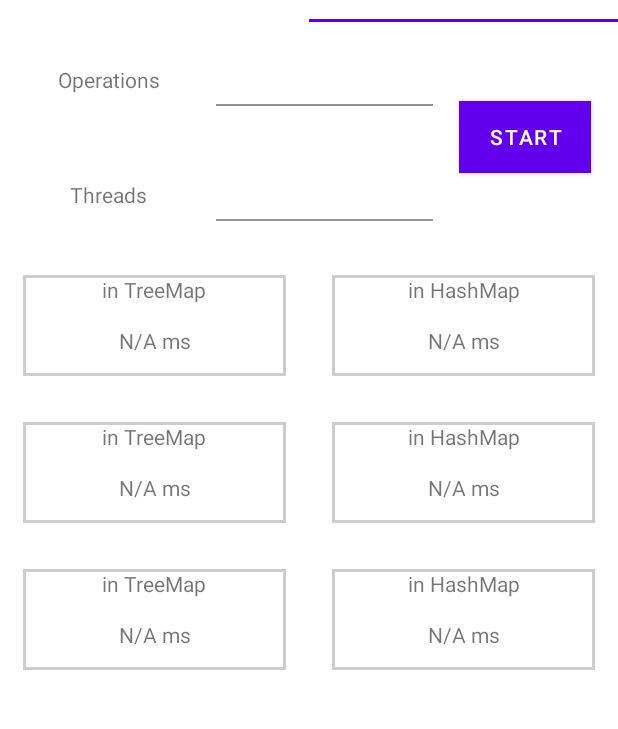
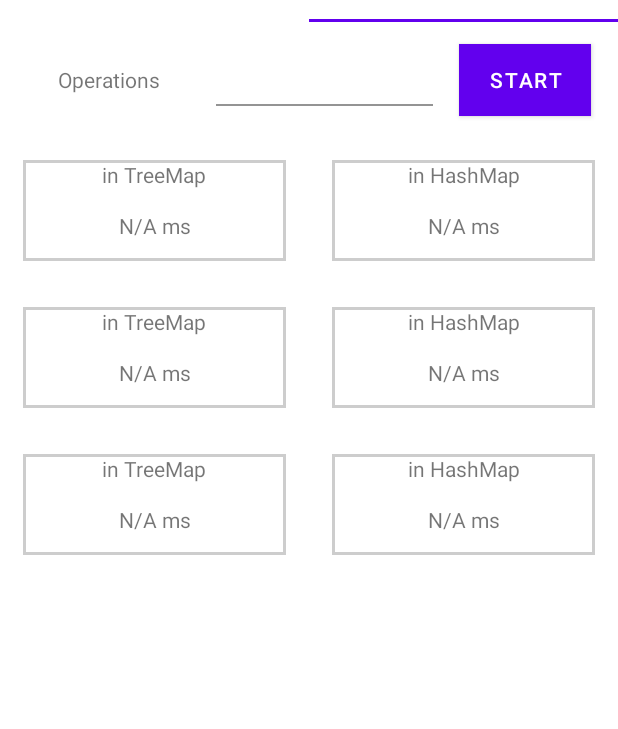
Before and after one commit to oChapel/CollectionsAndMaps, an Android app: the screen it shows after launch (MainActivity), tab 2 chosen, on a phone screen of 412 x 824 dp, the part 134-863 px from its top. Run offline under Robolectric (Android 15) with nearby library versions, the phone set to English and light mode, and no system bars; our stand-ins replace Dagger/Hilt's generated code, RxJava.

Commit message:
Delete poolSize

```diff
--- a/app/src/main/java/ua/com/foxminded/collectionsandmaps/CollectionsFragment.java
+++ b/app/src/main/java/ua/com/foxminded/collectionsandmaps/CollectionsFragment.java
@@ -26,9 +26,7 @@ public class CollectionsFragment extends Fragment implements View.OnClickListene
 
     private Button startButton;
     private TextInputLayout sizeOperations;
-    private TextInputLayout sizeThreads;
     private TextInputEditText editSizeOperations;
-    private TextInputEditText editSizeThreads;
 
     public static CollectionsFragment newInstance(int type) {
         final Bundle b = new Bundle();
@@ -65,13 +63,6 @@ public class CollectionsFragment extends Fragment implements View.OnClickListene
                 sizeOperations.setError(getString(integer));
             }
         });
-        viewModel.getPoolErrorStatus().observe(getViewLifecycleOwner(), integer -> {
-            if (integer == null) {
-                sizeThreads.setError(null);
-            } else {
-                sizeThreads.setError(getString(integer));
-            }
-        });
         viewModel.getToastStatus().observe(getViewLifecycleOwner(), integer -> {
             if (integer == 0) {
                 return;
@@ -93,15 +84,12 @@ public class CollectionsFragment extends Fragment implements View.OnClickListene
         startButton.setOnClickListener(this);
 
         sizeOperations = view.findViewById(R.id.textInputLayoutOperations);
-        sizeThreads = view.findViewById(R.id.textInputLayoutThreads);
         editSizeOperations = view.findViewById(R.id.textInputEditTextOperations);
-        editSizeThreads = view.findViewById(R.id.textInputEditTextThreads);
     }
 
     @Override
     public void onClick(View v) {
         String collectionSize = editSizeOperations.getText().toString().trim();
-        String poolSize = editSizeThreads.getText().toString().trim();
-        viewModel.calculateTime(collectionSize, poolSize);
+        viewModel.calculateTime(collectionSize);
     }
 }
--- a/app/src/main/java/ua/com/foxminded/collectionsandmaps/CollectionsViewModel.java
+++ b/app/src/main/java/ua/com/foxminded/collectionsandmaps/CollectionsViewModel.java
@@ -23,7 +23,6 @@ public class CollectionsViewModel extends ViewModel {
     private final MutableLiveData<List<Items>> itemsList = new MutableLiveData<>();
     private final MutableLiveData<Integer> toastStatus = new MutableLiveData<>();
     private final MutableLiveData<Integer> sizeErrorStatus = new MutableLiveData<>();
-    private final MutableLiveData<Integer> poolErrorStatus = new MutableLiveData<>();
 
     public CollectionsViewModel(Benchmark benchmark) {
         this.benchmark = benchmark;
@@ -37,18 +36,7 @@ public class CollectionsViewModel extends ViewModel {
         itemsList.setValue(benchmark.generateCollectionItems(false));
     }
 
-    public void calculateTime(String collectionSize, String poolSize) {
-        int threads;
-        try {
-            threads = Integer.parseInt(poolSize);
-            poolErrorStatus.setValue(null);
-        } catch (NumberFormatException e) {
-            poolErrorStatus.setValue(R.string.invalidInput);
-            threads = -1;
-        }
-        if (threads == 0){
-            poolErrorStatus.setValue(R.string.invalidNumber);
-        }
+    public void calculateTime(String collectionSize) {
         int size;
         try {
             size = Integer.parseInt(collectionSize);
@@ -57,7 +45,7 @@ public class CollectionsViewModel extends ViewModel {
             sizeErrorStatus.setValue(R.string.invalidInput);
             size = -1;
         }
-        if (threads > 0 && size > 0) {
+        if (size > 0) {
 
             if (toastStatus.getValue() != R.string.startingCalc) {
                 toastStatus.setValue(R.string.startingCalc);
@@ -69,8 +57,8 @@ public class CollectionsViewModel extends ViewModel {
                 final int benchmarkSize = size;
                 final AtomicReference<Items> calcItem = new AtomicReference<>();
 
-               for (int i = 0; i < list.size(); i++) {
-                   Disposable disposable = Observable.just(list.get(i))
+                for (int i = 0; i < list.size(); i++) {
+                    Disposable disposable = Observable.just(list.get(i))
                             .subscribeOn(Schedulers.computation())
                             .doOnNext(item -> {
                                 calcItem.set(benchmark.measureTime(item, benchmarkSize));
@@ -114,14 +102,10 @@ public class CollectionsViewModel extends ViewModel {
         return sizeErrorStatus;
     }
 
-    public LiveData<Integer> getPoolErrorStatus() {
-        return poolErrorStatus;
-    }
-
     @Override
     protected void onCleared() {
         super.onCleared();
-        if(!compositeDisposable.isDisposed()) {
+        if (!compositeDisposable.isDisposed()) {
             compositeDisposable.dispose();
         }
         compositeDisposable.clear();
--- a/app/src/main/res/layout/fragment_benchmark.xml
+++ b/app/src/main/res/layout/fragment_benchmark.xml
@@ -12,56 +12,23 @@
         android:layout_height="0dp"
         android:gravity="center"
         android:text="@string/operationsTxt"
-        app:layout_constraintBottom_toTopOf="@id/threadsTxtView"
+        app:layout_constraintBottom_toTopOf="@id/recyclerView"
         app:layout_constraintEnd_toStartOf="@id/guideLine1"
         app:layout_constraintStart_toStartOf="parent"
         app:layout_constraintTop_toTopOf="parent" />
-
-    <TextView
-        android:id="@+id/threadsTxtView"
-        android:layout_width="wrap_content"
-        android:layout_height="0dp"
-        android:gravity="center"
-        android:text="@string/threadsTxt"
-        app:layout_constraintBottom_toTopOf="@id/recyclerView"
-        app:layout_constraintEnd_toStartOf="@id/guideLine1"
-        app:layout_constraintStart_toStartOf="parent"
-        app:layout_constraintTop_toBottomOf="@+id/operationsTxtView" />
 
     <com.google.android.material.textfield.TextInputLayout
         android:id="@+id/textInputLayoutOperations"
         android:layout_width="0dp"
         android:layout_height="wrap_content"
         app:errorEnabled="true"
-        app:layout_constraintBottom_toTopOf="@id/textInputLayoutThreads"
+        app:layout_constraintBottom_toTopOf="@id/recyclerView"
         app:layout_constraintEnd_toStartOf="@id/guideLine2"
         app:layout_constraintStart_toEndOf="@id/guideLine1"
         app:layout_constraintTop_toTopOf="parent">
 
         <com.google.android.material.textfield.TextInputEditText
             android:id="@+id/textInputEditTextOperations"
-            android:layout_width="match_parent"
-            android:layout_height="wrap_content"
-            android:background="@color/white"
-            android:gravity="center"
-            android:inputType="number">
-
-        </com.google.android.material.textfield.TextInputEditText>
-
-    </com.google.android.material.textfield.TextInputLayout>
-
-    <com.google.android.material.textfield.TextInputLayout
-        android:id="@+id/textInputLayoutThreads"
-        android:layout_width="0dp"
-        android:layout_height="wrap_content"
-        app:errorEnabled="true"
-        app:layout_constraintBottom_toTopOf="@id/recyclerView"
-        app:layout_constraintEnd_toStartOf="@id/guideLine2"
-        app:layout_constraintStart_toEndOf="@id/guideLine1"
-        app:layout_constraintTop_toBottomOf="@id/textInputLayoutOperations">
-
-        <com.google.android.material.textfield.TextInputEditText
-            android:id="@+id/textInputEditTextThreads"
             android:layout_width="match_parent"
             android:layout_height="wrap_content"
             android:background="@color/white"
@@ -91,7 +58,7 @@
         app:layout_constraintEnd_toEndOf="parent"
         app:layout_constraintHorizontal_bias="0.5"
         app:layout_constraintStart_toStartOf="parent"
-        app:layout_constraintTop_toBottomOf="@+id/textInputLayoutThreads" />
+        app:layout_constraintTop_toBottomOf="@+id/textInputLayoutOperations" />
 
     <androidx.constraintlayout.widget.Guideline
         android:id="@+id/guideLine1"
```
